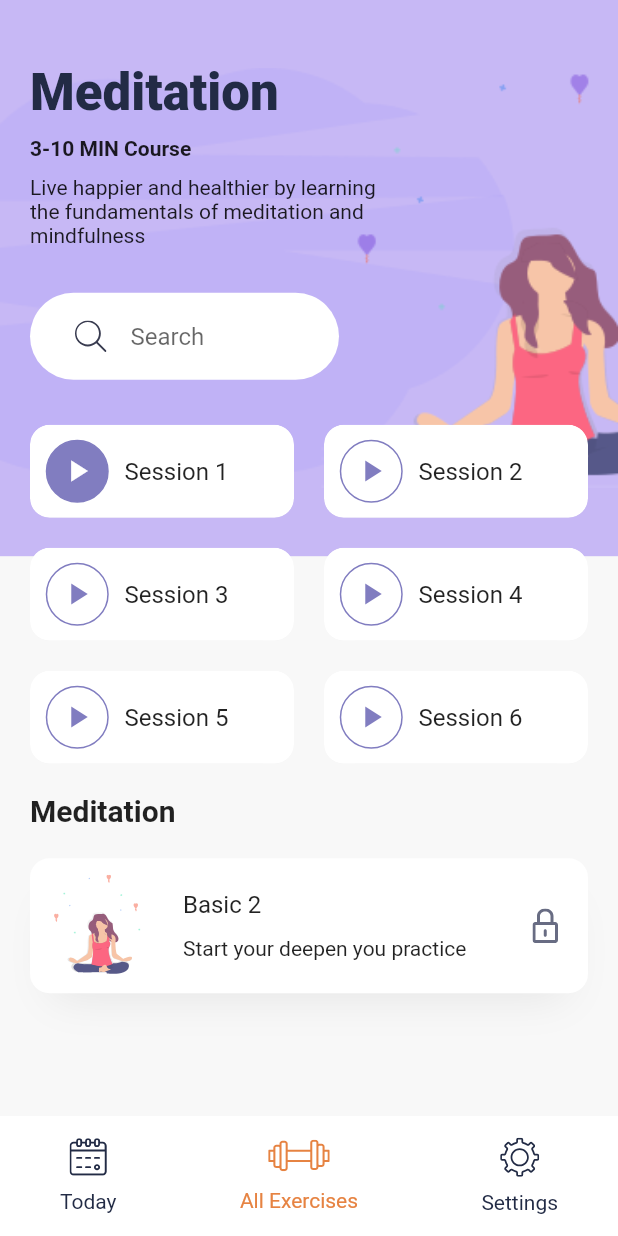
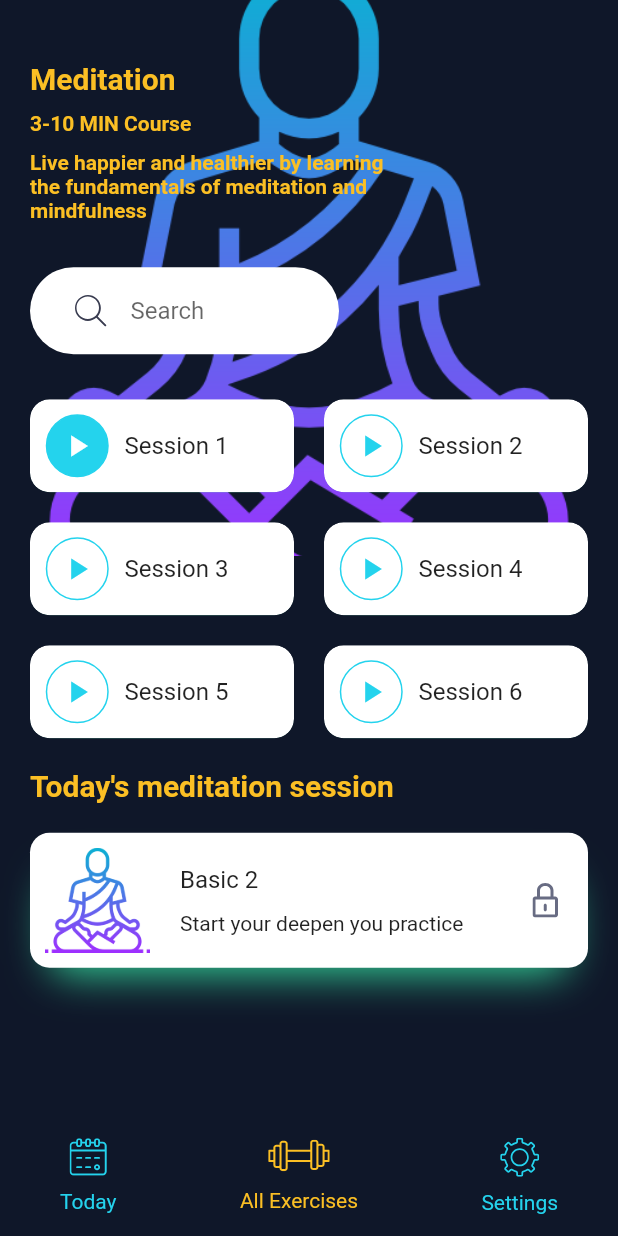
Before and after one commit to PeachBlack-Alba/HabitKit, a Flutter app: the screen it shows after launch, after a tap on "Meditation", on a phone screen of 412 x 824 dp. Run offline on Flutter 3.47's test engine with Material 2 defaults, Android fonts, the phone set to English and light mode, and no system bars; our stand-ins replace flutter_svg.

Commit message:
added icons and diferent screens

```diff
--- a/lib/constants.dart
+++ b/lib/constants.dart
@@ -1,8 +1,8 @@
 import 'package:flutter/material.dart';
 
-const kBackgroundColor = Color(0xFFF8F8F8);
-const kActiveIconColor = Color(0xFFE68342);
-const kTextColor = Color(0xFF222B45);
-const kBlueLightColor = Color(0xFFC7B8F5);
-const kBlueColor = Color(0xFF817DC0);
-const kShadowColor = Color(0xFFE6E6E6);
+const kBackgroundColor = Color(0xFFF0f1729);
+const kActiveIconColor = Color(0xFFfbbf24);
+const kTextColor = Color(0xFFfbfbfb);
+const kBlueLightColor = Color(0xFF60a5fa);
+const kBlueColor = Color(0xFF24d3ed);
+const kShadowColor = Color(0xFF34d399);
--- a/lib/main.dart
+++ b/lib/main.dart
@@ -1,7 +1,10 @@
 import 'package:flutter/material.dart';
 import 'package:flutter_svg/svg.dart';
 import 'package:habit_kit/constants.dart';
-import 'package:habit_kit/screens/details_screen.dart';
+import 'package:habit_kit/screens/diet_screen.dart';
+import 'package:habit_kit/screens/exercise_screen.dart';
+import 'package:habit_kit/screens/meditation_screen.dart';
+import 'package:habit_kit/screens/yoga_screen.dart';
 import 'package:habit_kit/widgets/bottom_nav_bar.dart';
 import 'package:habit_kit/widgets/category_card.dart';
 import 'package:habit_kit/widgets/search_bar.dart';
@@ -16,7 +19,7 @@ class MyApp extends StatelessWidget {
   Widget build(BuildContext context) {
     return MaterialApp(
       debugShowCheckedModeBanner: false,
-      title: 'Meditation App',
+      title: 'Habit Kit App',
       theme: ThemeData(
         fontFamily: "Cairo",
         scaffoldBackgroundColor: kBackgroundColor,
@@ -40,7 +43,7 @@ class HomeScreen extends StatelessWidget {
             // Here the height of the container is 45% of our total height
             height: size.height * .45,
             decoration: const BoxDecoration(
-              color: Color(0xFFF5CEB8),
+              color: kBackgroundColor,
               image: DecorationImage(
                 alignment: Alignment.centerLeft,
                 image: AssetImage("assets/images/undraw_pilates_gpdb.png"),
@@ -60,7 +63,7 @@ class HomeScreen extends StatelessWidget {
                       height: 52,
                       width: 52,
                       decoration: BoxDecoration(
-                        color: Color(0xFFF2BEA1),
+                        color: kBlueColor,
                         shape: BoxShape.circle,
                       ),
                       child: SvgPicture.asset("assets/icons/menu.svg"),
@@ -71,7 +74,7 @@ class HomeScreen extends StatelessWidget {
                     style: Theme.of(context)
                         .textTheme
                         .headline4
-                        ?.copyWith(fontWeight: FontWeight.w900),
+                        ?.copyWith(fontWeight: FontWeight.w900, color: kActiveIconColor),
                   ),
                   SearchBar(),
                   Expanded(
@@ -82,31 +85,52 @@ class HomeScreen extends StatelessWidget {
                       mainAxisSpacing: 20,
                       children: <Widget>[
                         CategoryCard(
-                          title: "Diet Recommendation",
-                          svgSrc: "assets/icons/Hamburger.svg",
-                          press: () {},
-                        ),
-                        CategoryCard(
-                          title: "Exercises Recommendations",
-                          svgSrc: "assets/icons/Excrecises.svg",
-                          press: () {},
-                        ),
-                        CategoryCard(
-                          title: "Meditation",
-                          svgSrc: "assets/icons/Meditation.svg",
+                          title: "Diet",
+                          imgSRC: "assets/icons/diet.png",
                           press: () {
                             Navigator.push(
                               context,
                               MaterialPageRoute(builder: (context) {
-                                return DetailsScreen();
+                                return DietScreen();
+                              }),
+                            );
+                          },
+                        ),
+                        CategoryCard(
+                          title: "Exercises",
+                          imgSRC: "assets/icons/running.png",
+                          press: () {
+                            Navigator.push(
+                              context,
+                              MaterialPageRoute(builder: (context) {
+                                return ExerciseScreen();
+                              }),
+                            );
+                          },
+                        ),
+                        CategoryCard(
+                          title: "Meditation",
+                          imgSRC: "assets/icons/meditation.png",
+                          press: () {
+                            Navigator.push(
+                              context,
+                              MaterialPageRoute(builder: (context) {
+                                return MeditationScreen();
                               }),
                             );
                           },
                         ),
                         CategoryCard(
                           title: "Yoga",
-                          svgSrc: "assets/icons/yoga.svg",
-                          press: () {},
+                          imgSRC: "assets/icons/yoga.png",
+                          press: () {
+                            Navigator.push(
+                              context,
+                              MaterialPageRoute(builder: (context) {
+                                return YogaScreen();
+                              }),
+                            );
+                          },
                         ),
                       ],
                     ),
--- a/lib/screens/details_screen.dart
+++ b/lib/screens/meditation_screen.dart
@@ -4,7 +4,7 @@ import 'package:habit_kit/constants.dart';
 import 'package:habit_kit/widgets/bottom_nav_bar.dart';
 import 'package:habit_kit/widgets/search_bar.dart';
 
-class DetailsScreen extends StatelessWidget {
+class MeditationScreen extends StatelessWidget {
   @override
   Widget build(BuildContext context) {
     var size = MediaQuery.of(context).size;
@@ -15,9 +15,9 @@ class DetailsScreen extends StatelessWidget {
           Container(
             height: size.height * .45,
             decoration: BoxDecoration(
-              color: kBlueLightColor,
+              color: kBackgroundColor,
               image: DecorationImage(
-                image: AssetImage("assets/images/meditation_bg.png"),
+                image: AssetImage("assets/icons/meditation.png"),
                 fit: BoxFit.fitWidth,
               ),
             ),
@@ -32,23 +32,23 @@ class DetailsScreen extends StatelessWidget {
                     SizedBox(
                       height: size.height * 0.05,
                     ),
-                    Text(
-                      "Meditation",
-                      style: Theme.of(context)
-                          .textTheme
-                          .headline4
-                          .copyWith(fontWeight: FontWeight.w900),
-                    ),
+                    Text("Meditation",
+                        style: Theme.of(context)
+                            .textTheme
+                            .headline6
+                            .copyWith(fontWeight: FontWeight.bold, color: kActiveIconColor)),
                     SizedBox(height: 10),
                     Text(
                       "3-10 MIN Course",
-                      style: TextStyle(fontWeight: FontWeight.bold),
+                      style: TextStyle(fontWeight: FontWeight.bold, color: kActiveIconColor),
                     ),
                     SizedBox(height: 10),
                     SizedBox(
                       width: size.width * .6, // it just take 60% of total width
                       child: Text(
                         "Live happier and healthier by learning the fundamentals of meditation and mindfulness",
+                        style: TextStyle(fontWeight: FontWeight.bold, color: kActiveIconColor),
+
                       ),
                     ),
                     SizedBox(
@@ -60,39 +60,39 @@ class DetailsScreen extends StatelessWidget {
                       runSpacing: 20,
                       children: <Widget>[
                         SeassionCard(
-                          seassionNum: 1,
+                          sessionNum: 1,
                           isDone: true,
                           press: () {},
                         ),
                         SeassionCard(
-                          seassionNum: 2,
+                          sessionNum: 2,
                           press: () {},
                         ),
                         SeassionCard(
-                          seassionNum: 3,
+                          sessionNum: 3,
                           press: () {},
                         ),
                         SeassionCard(
-                          seassionNum: 4,
+                          sessionNum: 4,
                           press: () {},
                         ),
                         SeassionCard(
-                          seassionNum: 5,
+                          sessionNum: 5,
                           press: () {},
                         ),
                         SeassionCard(
-                          seassionNum: 6,
+                          sessionNum: 6,
                           press: () {},
                         ),
                       ],
                     ),
                     SizedBox(height: 20),
                     Text(
-                      "Meditation",
+                      "Today's meditation session",
                       style: Theme.of(context)
                           .textTheme
                           .headline6
-                          .copyWith(fontWeight: FontWeight.bold),
+                          .copyWith(fontWeight: FontWeight.bold, color: kActiveIconColor),
                     ),
                     Container(
                       margin: EdgeInsets.symmetric(vertical: 20),
@@ -112,8 +112,8 @@ class DetailsScreen extends StatelessWidget {
                       ),
                       child: Row(
                         children: <Widget>[
-                          SvgPicture.asset(
-                            "assets/icons/Meditation_women_small.svg",
+                          Image.asset(
+                            "assets/icons/meditation.png",
                           ),
                           SizedBox(width: 20),
                           Expanded(
@@ -148,12 +148,13 @@ class DetailsScreen extends StatelessWidget {
 }
 
 class SeassionCard extends StatelessWidget {
-  final int seassionNum;
+  final int sessionNum;
   final bool isDone;
   final Function press;
+
   const SeassionCard({
     Key key,
-    this.seassionNum,
+    this.sessionNum,
     this.isDone = false,
     this.press,
   }) : super(key: key);
@@ -164,8 +165,7 @@ class SeassionCard extends StatelessWidget {
       return ClipRRect(
         borderRadius: BorderRadius.circular(13),
         child: Container(
-          width: constraint.maxWidth / 2 -
-              10, // constraint.maxWidth provide us the available with for this widget
+          width: constraint.maxWidth / 2 - 10, // constraint.maxWidth provide us the available with for this widget
           decoration: BoxDecoration(
             color: Colors.white,
             borderRadius: BorderRadius.circular(13),
@@ -201,7 +201,7 @@ class SeassionCard extends StatelessWidget {
                     ),
                     SizedBox(width: 10),
                     Text(
-                      "Session $seassionNum",
+                      "Session $sessionNum",
                       style: Theme.of(context).textTheme.subtitle1,
                     )
                   ],
--- a/lib/widgets/bottom_nav_bar.dart
+++ b/lib/widgets/bottom_nav_bar.dart
@@ -13,7 +13,7 @@ class BottomNavBar extends StatelessWidget {
     return Container(
       padding: EdgeInsets.symmetric(horizontal: 40, vertical: 10),
       height: 80,
-      color: Colors.white,
+      color: kBackgroundColor,
       child: Row(
         mainAxisAlignment: MainAxisAlignment.spaceBetween,
         children: <Widget>[
@@ -58,11 +58,11 @@ class BottomNavItem extends StatelessWidget {
         children: <Widget>[
           SvgPicture.asset(
             svgScr,
-            color: isActive ? kActiveIconColor : kTextColor,
+            color: isActive ? kActiveIconColor : kBlueColor,
           ),
           Text(
             title,
-            style: TextStyle(color: isActive ? kActiveIconColor : kTextColor),
+            style: TextStyle(color: isActive ? kActiveIconColor : kBlueColor),
           ),
         ],
       ),
--- a/lib/widgets/category_card.dart
+++ b/lib/widgets/category_card.dart
@@ -3,12 +3,12 @@ import 'package:flutter_svg/flutter_svg.dart';
 import 'package:habit_kit/constants.dart';
 
 class CategoryCard extends StatelessWidget {
-  final String svgSrc;
+  final String imgSRC;
   final String title;
   final Function press;
   const CategoryCard({
     Key key,
-    this.svgSrc,
+    this.imgSRC,
     this.title,
     this.press,
   }) : super(key: key);
@@ -18,9 +18,8 @@ class CategoryCard extends StatelessWidget {
     return ClipRRect(
       borderRadius: BorderRadius.circular(13),
       child: Container(
-        // padding: EdgeInsets.all(20),
         decoration: BoxDecoration(
-          color: Colors.white,
+          color: kBackgroundColor,
           borderRadius: BorderRadius.circular(13),
           boxShadow: [
             BoxShadow(
@@ -40,7 +39,7 @@ class CategoryCard extends StatelessWidget {
               child: Column(
                 children: <Widget>[
                   Spacer(),
-                  SvgPicture.asset(svgSrc),
+                  Image.asset(imgSRC),
                   Spacer(),
                   Text(
                     title,
@@ -48,7 +47,7 @@ class CategoryCard extends StatelessWidget {
                     style: Theme.of(context)
                         .textTheme
                         .headline6
-                        .copyWith(fontSize: 15),
+                        .copyWith(fontSize: 15, color: kTextColor),
                   )
                 ],
               ),
```
Also changed, not shown: assets/icons/Meditation.svg, assets/icons/diet.png (added), assets/icons/image.png (added), assets/icons/meditation.png (added), assets/icons/running.png (added), assets/icons/yoga.png (added), 1 other file.
